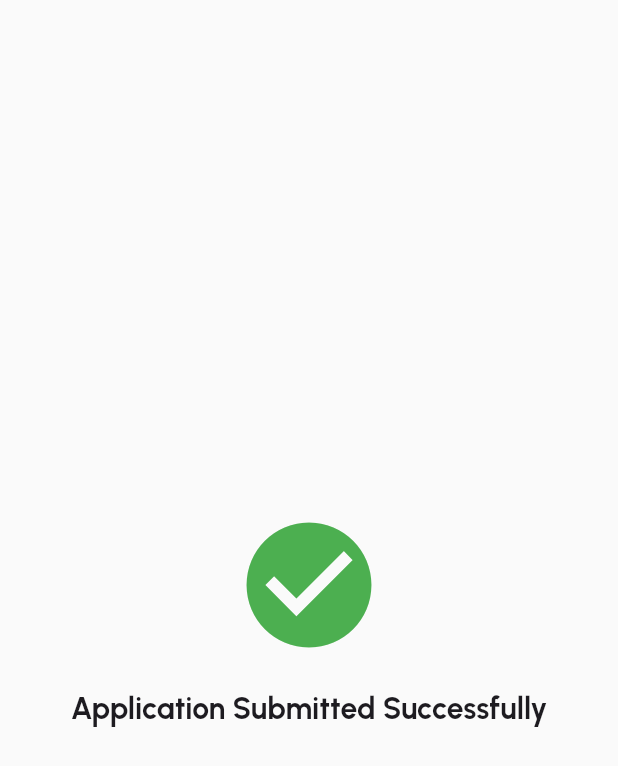
After one commit to Team-SegFault/GoSL, a Flutter app: the ApplicationSuccessPage screen opened directly, on a phone screen of 412 x 824 dp. The commit adds this screen. Shown: the top 766 px of the screen. Run offline on Flutter 3.47's test engine with Material 3 defaults, Android fonts, the phone set to English and light mode, and no system bars; our stand-ins replace easy_stepper, flutter_form_builder, flutter_svg, form_builder_validators, gap, get and 2 more; missing offline and left inert: form_builder_image_picker.

Commit message:
application success page

```diff
--- /dev/null
+++ b/Frontend/lib/views/visa_application/application_success.dart
@@ -0,0 +1,31 @@
+import 'package:flutter/material.dart';
+
+class ApplicationSuccessPage extends StatelessWidget {
+  const ApplicationSuccessPage({Key? key}) : super(key: key);
+
+  @override
+  Widget build(BuildContext context) {
+    return Scaffold(
+      body: Center(
+        child: Column(
+          mainAxisAlignment: MainAxisAlignment.center,
+          children: const <Widget>[
+            Icon(
+              Icons.check_circle,
+              color: Colors.green,
+              size: 100,
+            ),
+            SizedBox(height: 20),
+            Text(
+              'Application Submitted Successfully',
+              style: TextStyle(
+                fontSize: 20,
+                fontWeight: FontWeight.bold,
+              ),
+            ),
+          ],
+        ),
+      ),
+    );
+  }
+}
--- a/Frontend/lib/views/visa_application/screen.dart
+++ b/Frontend/lib/views/visa_application/screen.dart
@@ -4,6 +4,7 @@ import 'package:GOSL/views/visa_application/form_wrapper.dart';
 import 'package:flutter/material.dart';
 import 'package:flutter_form_builder/flutter_form_builder.dart';
 
+import 'application_success.dart';
 import 'form_sections/arrival_details.dart';
 import 'form_sections/contact_form_details.dart';
 import 'dynamic_form.dart';
@@ -135,5 +136,9 @@ class _VisaApplicationPageState extends State<VisaApplicationPage> {
 
   Future postVisaApplication() async {
     // Post visa application data to the server
+    Navigator.of(context).pushReplacement(
+      MaterialPageRoute(builder: (context) => const ApplicationSuccessPage()),
+    );
+
   }
 }
```
